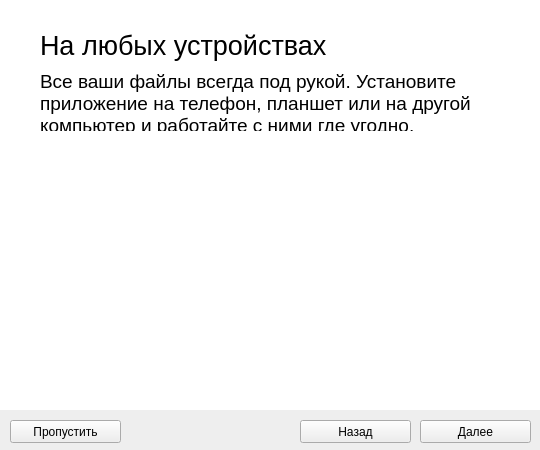
The window that src/Tutorial/tutorialmacstep2.ui (alexjobs2008/turbodrive) describes before a commit, drawn with Qt 5.
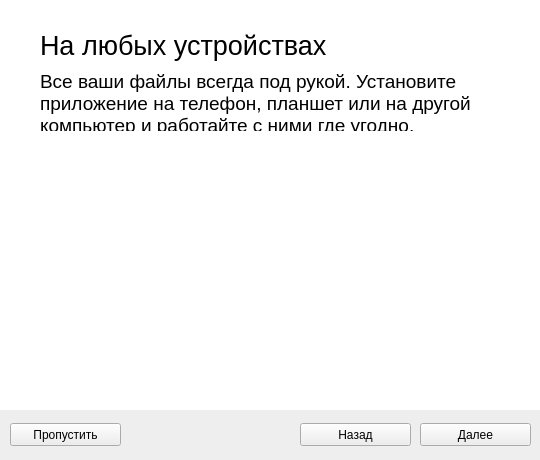
The same window after the commit. Icons and pictures are not drawn.

What changed in the file:
```diff
--- a/src/Tutorial/tutorialmacstep2.ui
+++ b/src/Tutorial/tutorialmacstep2.ui
@@ -7,19 +7,19 @@
     <x>0</x>
     <y>0</y>
     <width>540</width>
-    <height>450</height>
+    <height>460</height>
    </rect>
   </property>
   <property name="minimumSize">
    <size>
     <width>540</width>
-    <height>450</height>
+    <height>460</height>
    </size>
   </property>
   <property name="maximumSize">
    <size>
     <width>540</width>
-    <height>450</height>
+    <height>460</height>
    </size>
   </property>
   <property name="windowTitle">
@@ -190,7 +190,7 @@
     <property name="geometry">
      <rect>
       <x>420</x>
-      <y>10</y>
+      <y>13</y>
       <width>111</width>
       <height>23</height>
      </rect>
@@ -203,7 +203,7 @@
     <property name="geometry">
      <rect>
       <x>10</x>
-      <y>10</y>
+      <y>13</y>
       <width>111</width>
       <height>23</height>
      </rect>
@@ -216,7 +216,7 @@
     <property name="geometry">
      <rect>
       <x>300</x>
-      <y>10</y>
+      <y>13</y>
       <width>111</width>
       <height>23</height>
      </rect>
```
Left out of the diff: 28 changed lines with no effect on the pictures.
